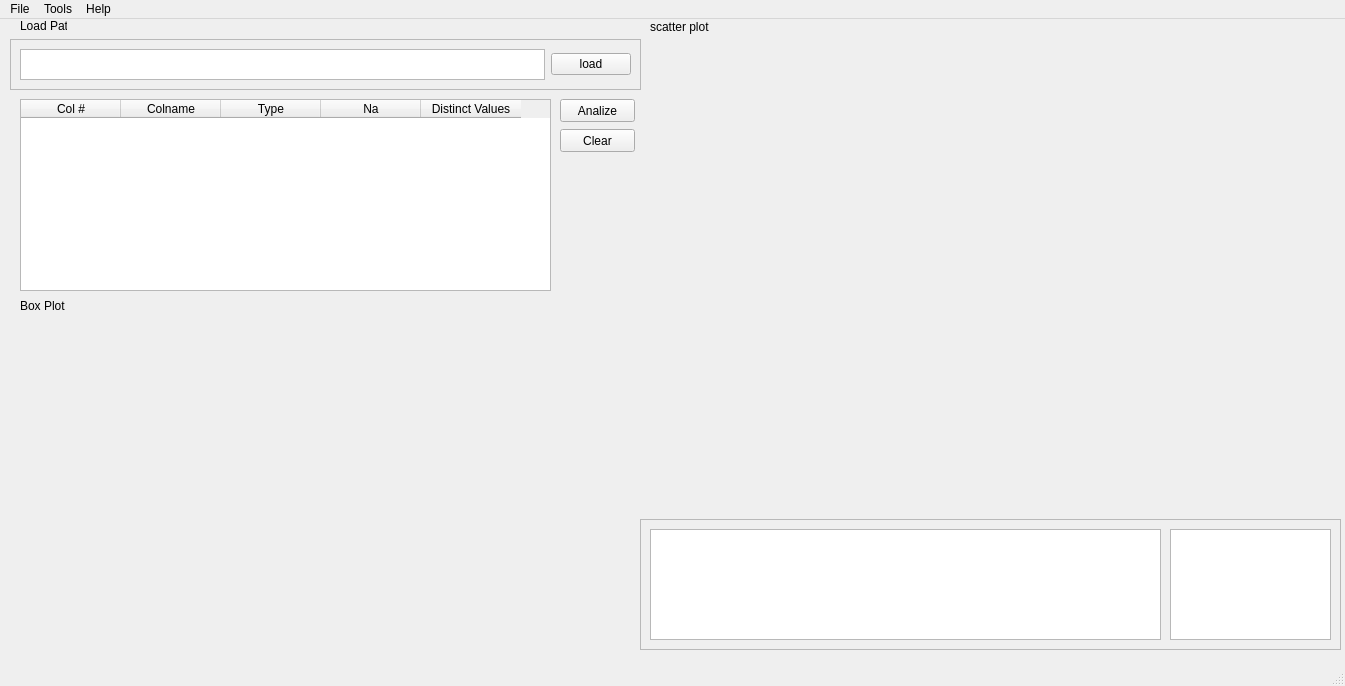
Before: the Qt Designer form mainview.ui in tallalj/automated-dm, drawn with Qt 5.
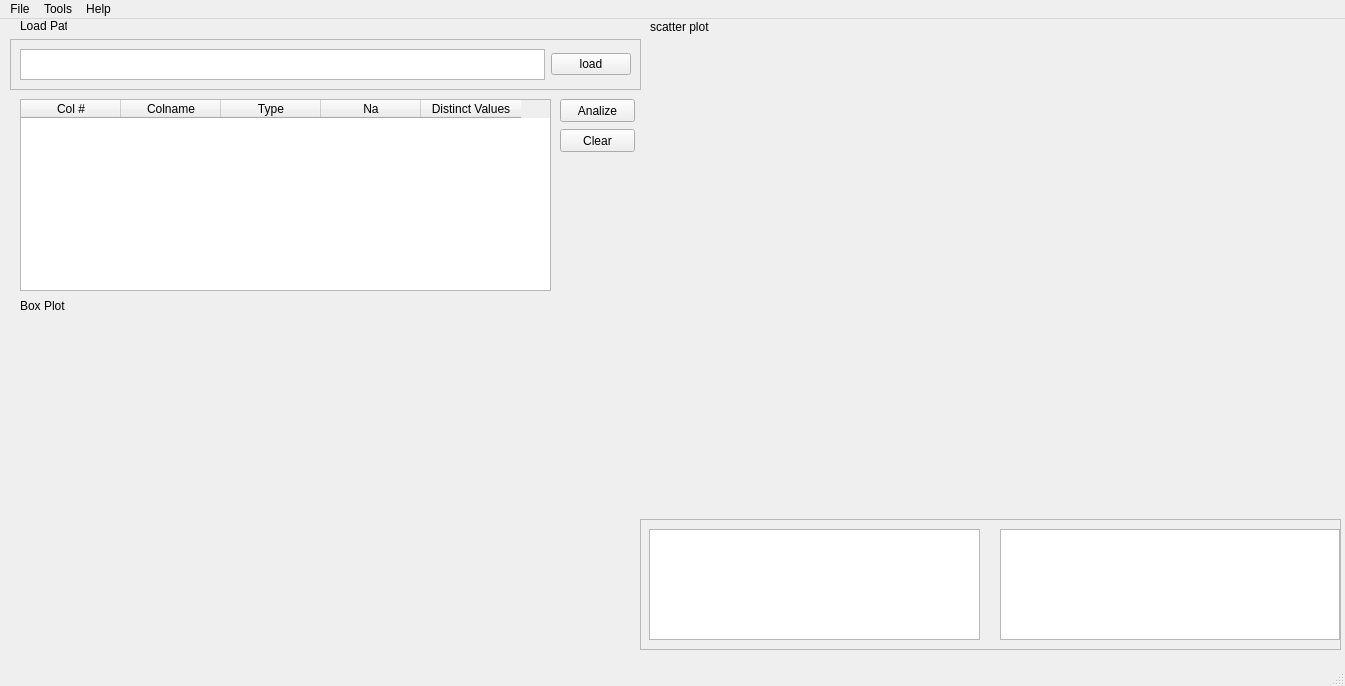
After: the same form once the commit is applied. Icons and pictures are not drawn.

```diff
--- a/mainview.ui
+++ b/mainview.ui
@@ -129,9 +129,9 @@
     <widget class="QTextEdit" name="numberSummery">
      <property name="geometry">
       <rect>
-       <x>10</x>
+       <x>9</x>
        <y>10</y>
-       <width>511</width>
+       <width>331</width>
        <height>111</height>
       </rect>
      </property>
@@ -139,9 +139,9 @@
     <widget class="QTextEdit" name="Detail">
      <property name="geometry">
       <rect>
-       <x>530</x>
+       <x>360</x>
        <y>10</y>
-       <width>161</width>
+       <width>340</width>
        <height>111</height>
       </rect>
      </property>
```
Left out of the diff: 4 changed lines with no effect on the pictures.
